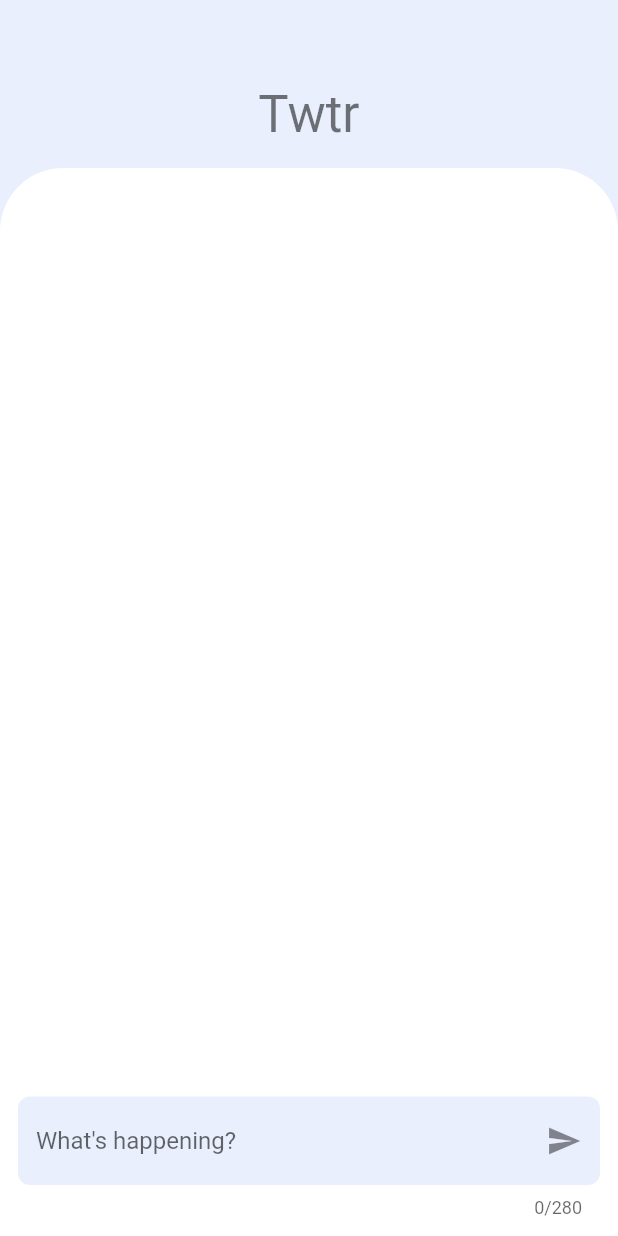
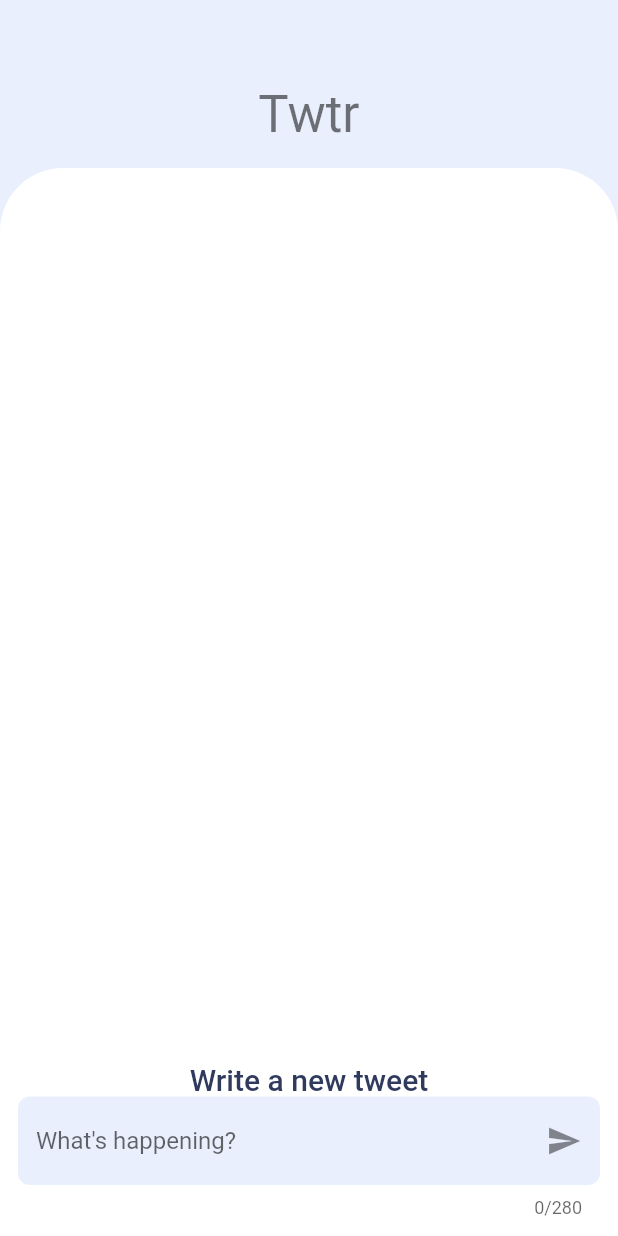
Before and after one commit to derpLLC/Twtr, a Flutter app: the screen it shows after launch, on a phone screen of 412 x 824 dp. Run offline on Flutter 3.47's test engine with Material 2 defaults, Android fonts, the phone set to English and light mode, and no system bars; our stand-ins replace dartz, flutter_hooks, hooks_riverpod; missing offline and left inert: dart_twitter_api.

Commit message:
main: show a message in the blank space
Signed-off-by: Ayush Dubey <ayushdubey70@gmail.com>

```diff
--- a/lib/main.dart
+++ b/lib/main.dart
@@ -1,3 +1,4 @@
+import 'package:dart_twitter_api/api/tweets/data/tweet.dart';
 import 'package:flutter/material.dart';
 import 'package:flutter/services.dart';
 import 'package:flutter_hooks/flutter_hooks.dart';
@@ -27,7 +28,7 @@
 class MyHomePage extends HookWidget {
   @override
   Widget build(BuildContext context) {
-    final tweetTextEditingController = useTextEditingController();
+    final textEditingController = useTextEditingController();
 
     return Scaffold(
       backgroundColor: Colors.white,
@@ -58,9 +59,10 @@
               mainAxisAlignment: MainAxisAlignment.end,
               children: [
                 Spacer(),
+                TweetResponse(),
                 CustomInputField(
-                  onPressed: () => postTweet(context, tweetTextEditingController),
-                    textEditingController: tweetTextEditingController,
+                  onPressed: () => postTweet(context, textEditingController),
+                  textEditingController: textEditingController,
                 ),
               ],
             ),
@@ -77,14 +79,15 @@
     final result = await context
         .read(twitterControllerProvider)
         .postTweet(tweetTextEditingController.text);
-    if(result.isRight()) {
+    if (result.isRight()) {
       tweetTextEditingController.clear();
     }
   }
 }
 
 class CustomInputField extends StatelessWidget {
-  const CustomInputField({Key? key, required this.textEditingController, required this.onPressed})
+  const CustomInputField(
+      {Key? key, required this.textEditingController, required this.onPressed})
       : super(key: key);
 
   final TextEditingController textEditingController;
@@ -120,3 +123,24 @@
     );
   }
 }
+
+class TweetResponse extends HookWidget {
+  @override
+  Widget build(BuildContext context) {
+    final tweetControllerState = useProvider(twitterControllerProvider);
+    final theme = Theme.of(context).textTheme.headline6!.copyWith(
+          color: const Color(0xff2F3A5D),
+        );
+    return tweetControllerState.when(
+      data: (data) => Text(data.isEmpty ? "Write a new tweet" : 'Tweet: $data',
+          style: theme),
+      loading: () => CircularProgressIndicator(),
+      error: (err, sr) {
+        if (err is Failure) {
+          return Text("An error occured");
+        }
+        return Text('An unexpected error occured', style: theme);
+      },
+    );
+  }
+}
--- a/lib/twtr-controller.dart
+++ b/lib/twtr-controller.dart
@@ -2,7 +2,8 @@
 import 'package:twtr/twtr_repository.dart';
 import 'package:dartz/dartz.dart';
 
-final twitterControllerProvider = StateNotifierProvider<TwitterController, dynamic>((ref) {
+final twitterControllerProvider =
+    StateNotifierProvider<TwitterController, dynamic>((ref) {
   final twitterRepository = ref.watch(twitterRepositoryProvider);
 
   return TwitterController(twitterRepository);
--- a/lib/twtr_repository.dart
+++ b/lib/twtr_repository.dart
@@ -37,7 +37,7 @@
 
   Future<Either<Failure, String>> post(String status) async {
     try {
-      final tweet = await _twtrApi.tweetService.update(status: status);
+      Tweet tweet = await _twtrApi.tweetService.update(status: status);
       return Right(tweet.fullText as String);
     } on Response catch (response) {
       return Left(Failure(response.reasonPhrase as String));
```
